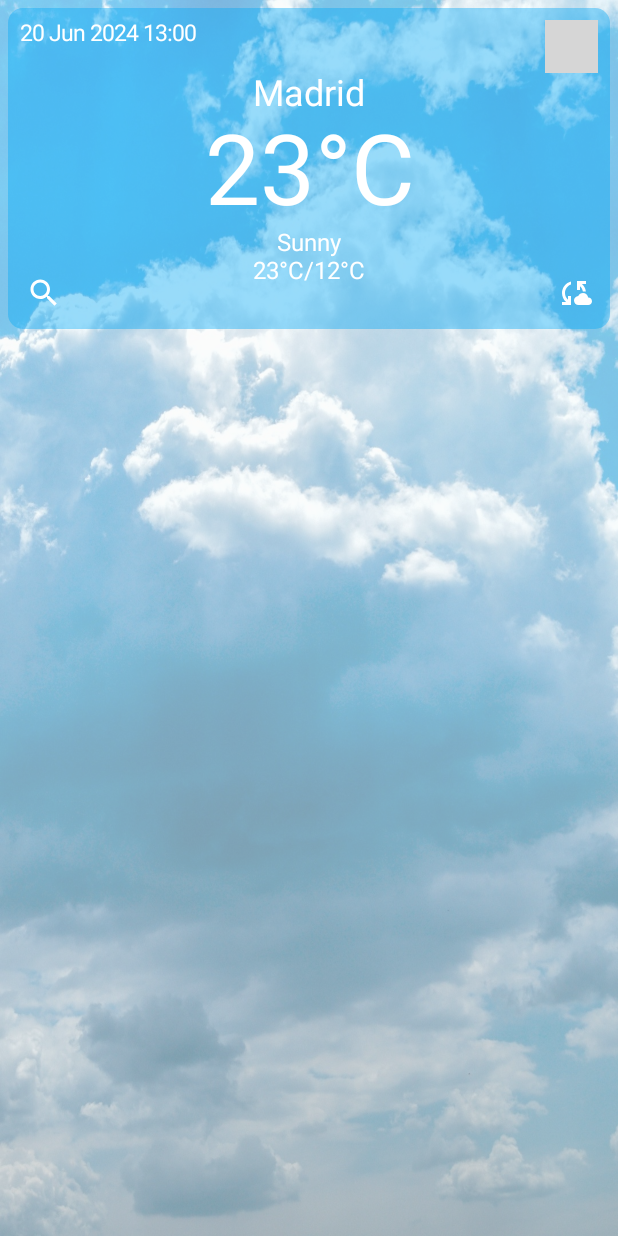
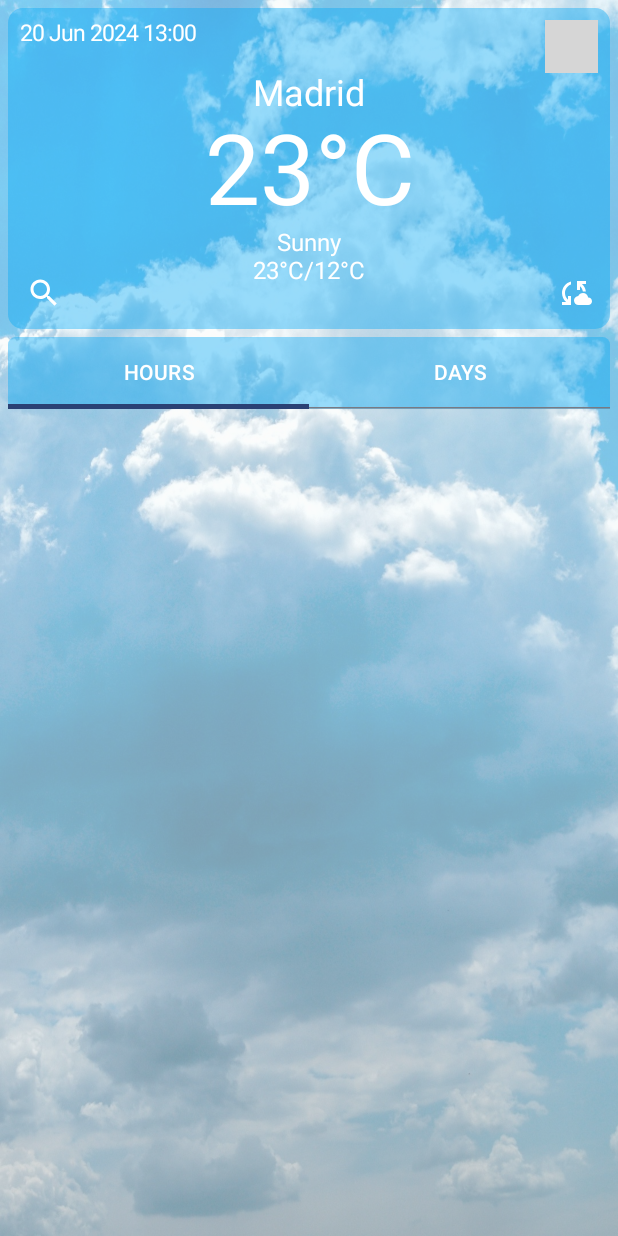
Before and after one commit to ddsdf041/MobileDeveloping, an Android app built with Jetpack Compose: the screen it shows after launch (MainActivity), on a phone screen of 412 x 824 dp. Run offline under Robolectric (Android 15) with nearby library versions, the light colour scheme and no system bars; our stand-ins replace accompanist; pictures from the network do not load; grey boxes are pictures that could not be loaded.

Commit message:
lab work 6: Прогноз погоды 4

```diff
--- a/app/build.gradle.kts
+++ b/app/build.gradle.kts
@@ -50,6 +50,8 @@ android {
 }
 
 dependencies {
+    implementation (libs.accompanist.pager)
+    implementation (libs.accompanist.pager.indicators)
 
     implementation(libs.androidx.core.ktx)
     implementation(libs.volley)
--- a/app/src/main/java/com/example/myapplication/MainActivity.kt
+++ b/app/src/main/java/com/example/myapplication/MainActivity.kt
@@ -4,77 +4,37 @@ import android.os.Bundle
 import androidx.activity.ComponentActivity
 import androidx.activity.compose.setContent
 import androidx.activity.enableEdgeToEdge
-import com.example.myapplication.scenes.MainScreen
+import androidx.compose.foundation.Image
+import androidx.compose.foundation.layout.Column
+import androidx.compose.foundation.layout.fillMaxSize
+import androidx.compose.ui.Modifier
+import androidx.compose.ui.draw.alpha
+import androidx.compose.ui.layout.ContentScale
+import androidx.compose.ui.res.painterResource
+import com.example.myapplication.scenes.MainCard
+import com.example.myapplication.scenes.TabLayout
 import com.example.myapplication.ui.theme.MyApplicationTheme
 
 
-//const val API_KEY = "6c2a92c79a8c4513906174753240410"
 class MainActivity : ComponentActivity() {
     override fun onCreate(savedInstanceState: Bundle?) {
         super.onCreate(savedInstanceState)
         enableEdgeToEdge()
         setContent {
             MyApplicationTheme {
-                MainScreen()
-//                Scaffold(modifier = Modifier.fillMaxSize()) { innerPadding -> innerPadding
-//                    Greeting("London", this)
-//                }
+                Image(
+                    painter = painterResource(id = R.drawable.weather_bg),
+                    contentDescription = "weather_bg",
+                    modifier = Modifier
+                        .fillMaxSize()
+                        .alpha(0.5f),
+                    contentScale = ContentScale.FillBounds
+                )
+                Column {
+                    MainCard()
+                    TabLayout()
+                }
             }
         }
     }
 }
-
-//@Composable
-//fun Greeting(name: String, context: Context) {
-//    val state = remember {
-//        mutableStateOf("Unknown")
-//    }
-//    Column(modifier = Modifier.fillMaxSize()) {
-//        Box(
-//            modifier = Modifier.fillMaxHeight(0.5f)
-//            .fillMaxWidth(),
-//            contentAlignment = Alignment.Center
-//        ) {
-//            Text(text = "Temp in $name = ${state.value}"
-//            )
-//        }
-//        Box(
-//            modifier = Modifier.fillMaxHeight()
-//            .fillMaxWidth(),
-//            contentAlignment = Alignment.BottomCenter
-//        ) {
-//            Button(onClick = {
-//                getResult(name, state, context)
-//            },
-//                modifier = Modifier.padding(5.dp)
-//                    .fillMaxWidth()
-//            ) {
-//                Text(text = "Refresh")
-//            }
-//        }
-//    }
-//}
-
-
-//private fun getResult(city:String, state: MutableState<String>, context:Context){
-//    val url = "https://api.weatherapi.com/v1/current.json" +
-//            "?key=$API_KEY&" +
-//            "q=$city" +
-//            "&aqi=no"
-//    val queue = Volley.newRequestQueue(context)
-//    val stringRequest = StringRequest(
-//        Request.Method.GET,
-//        url,
-//        {
-//            response ->
-//            state.value = response
-//            val obj = JSONObject(response)
-//            state.value = obj.getJSONObject("current").getString("temp_c")
-//        },
-//        {
-//            error ->
-//            Log.d("MyLog", "Error $error")
-//        }
-//    )
-//    queue.add(stringRequest)
-//}
--- a/app/src/main/java/com/example/myapplication/scenes/MainScreen.kt
+++ b/app/src/main/java/com/example/myapplication/scenes/MainCard.kt
@@ -1,10 +1,8 @@
 package com.example.myapplication.scenes
 
-import androidx.compose.foundation.Image
 import androidx.compose.foundation.layout.Arrangement
 import androidx.compose.foundation.layout.Column
 import androidx.compose.foundation.layout.Row
-import androidx.compose.foundation.layout.fillMaxSize
 import androidx.compose.foundation.layout.fillMaxWidth
 import androidx.compose.foundation.layout.padding
 import androidx.compose.foundation.layout.size
@@ -13,13 +11,17 @@ import androidx.compose.material3.Card
 import androidx.compose.material3.CardDefaults
 import androidx.compose.material3.Icon
 import androidx.compose.material3.IconButton
+import androidx.compose.material3.Tab
+import androidx.compose.material3.TabRow
+import androidx.compose.material3.TabRowDefaults
+import androidx.compose.material3.TabRowDefaults.tabIndicatorOffset
 import androidx.compose.material3.Text
 import androidx.compose.runtime.Composable
+import androidx.compose.runtime.rememberCoroutineScope
 import androidx.compose.ui.Alignment
 import androidx.compose.ui.Modifier
-import androidx.compose.ui.draw.alpha
+import androidx.compose.ui.draw.clip
 import androidx.compose.ui.graphics.Color
-import androidx.compose.ui.layout.ContentScale
 import androidx.compose.ui.res.painterResource
 import androidx.compose.ui.text.TextStyle
 import androidx.compose.ui.tooling.preview.Preview
@@ -28,22 +30,17 @@ import androidx.compose.ui.unit.sp
 import coil.compose.AsyncImage
 import com.example.myapplication.R
 import com.example.myapplication.ui.theme.BlueLight
+import com.google.accompanist.pager.ExperimentalPagerApi
+import com.google.accompanist.pager.HorizontalPager
+import com.google.accompanist.pager.rememberPagerState
+import kotlinx.coroutines.launch
 
 
 @Preview(showBackground = true)
 @Composable
-fun MainScreen() {
-    Image(
-        painter = painterResource(id = R.drawable.weather_bg),
-        contentDescription = "weather_bg",
-        modifier = Modifier
-            .fillMaxSize()
-            .alpha(0.5f),
-        contentScale = ContentScale.FillBounds
-    )
+fun MainCard() {
     Column(
         modifier = Modifier
-            .fillMaxSize()
             .padding(5.dp),
     ) {
         Card(
@@ -125,3 +122,52 @@ fun MainScreen() {
         }
     }
 }
+
+
+
+@OptIn(ExperimentalPagerApi::class)
+@Composable
+fun TabLayout() {
+    val tabList = listOf("HOURS", "DAYS")
+    val pagerState = rememberPagerState()
+    val tabIndex = pagerState.currentPage
+    val coroutineScope = rememberCoroutineScope()
+
+    Column(
+        modifier = Modifier
+            .padding(start = 5.dp, end = 5.dp)
+            .clip(RoundedCornerShape(5.dp))
+    ) {
+        TabRow(
+            selectedTabIndex = tabIndex,
+            indicator = { pos ->
+                TabRowDefaults.Indicator(
+                    modifier = Modifier.tabIndicatorOffset(pos[tabIndex])
+                )
+            },
+            containerColor = BlueLight,
+            contentColor = Color.White
+        ) {
+            tabList.forEachIndexed { index, text ->
+                Tab(
+                    selected = false,
+                    onClick = {
+                        coroutineScope.launch {
+                            pagerState.animateScrollToPage(index)
+                        }
+                    },
+                    text = {
+                        Text(text = text)
+                    }
+                )
+            }
+        }
+        HorizontalPager(
+            count = tabList.size,
+            state = pagerState,
+            modifier = Modifier.weight(1f)
+        ) {index ->
+
+        }
+    }
+}
--- a/gradle/libs.versions.toml
+++ b/gradle/libs.versions.toml
@@ -1,4 +1,5 @@
 [versions]
+accompanistPager = "0.19.0"
 agp = "8.6.0"
 coilCompose = "2.0.0-rc01"
 kotlin = "1.9.0"
@@ -12,6 +13,8 @@ composeBom = "2024.04.01"
 volley = "1.2.1"
 
 [libraries]
+accompanist-pager = { module = "com.google.accompanist:accompanist-pager", version.ref = "accompanistPager" }
+accompanist-pager-indicators = { module = "com.google.accompanist:accompanist-pager-indicators", version.ref = "accompanistPager" }
 androidx-core-ktx = { group = "androidx.core", name = "core-ktx", version.ref = "coreKtx" }
 coil-compose = { module = "io.coil-kt:coil-compose", version.ref = "coilCompose" }
 junit = { group = "junit", name = "junit", version.ref = "junit" }
```
